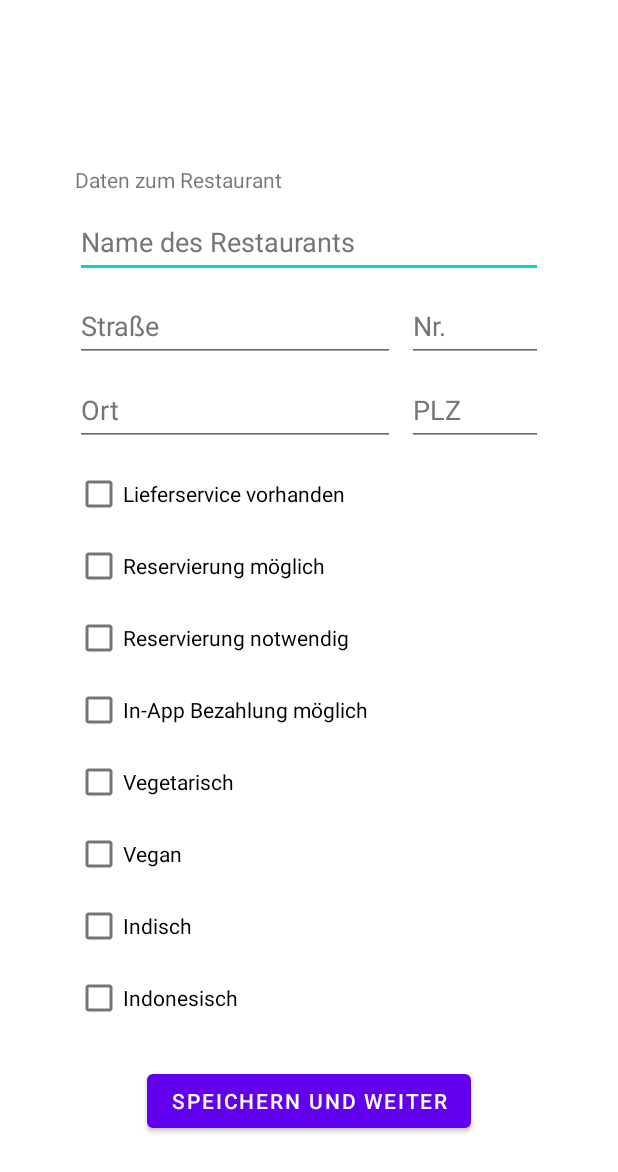
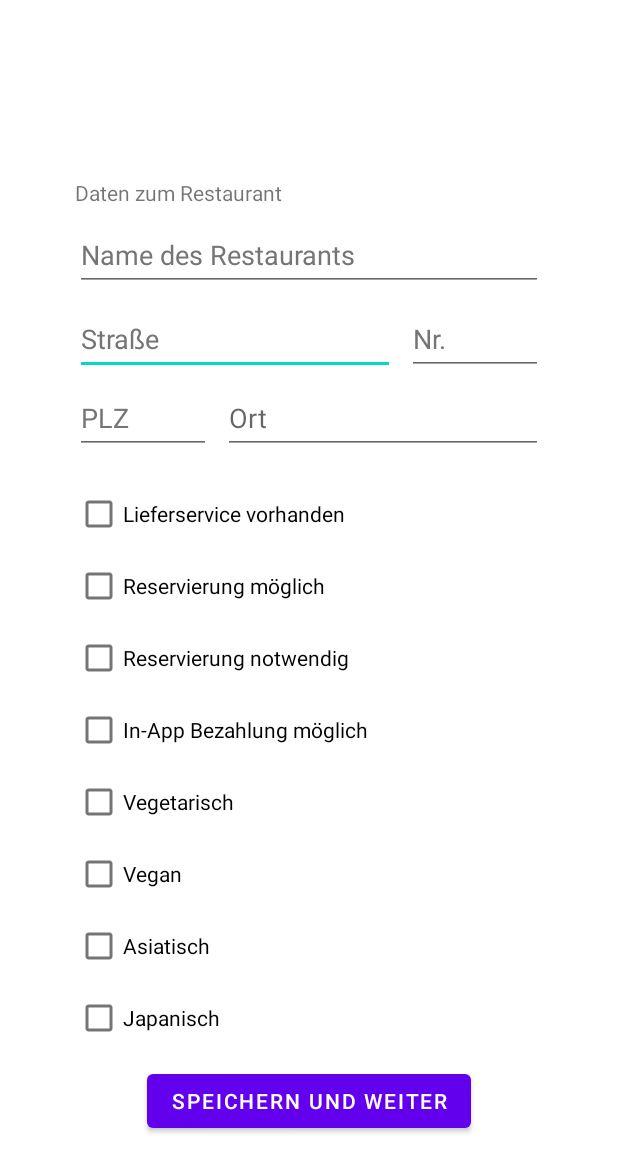
Before and after one commit to jessy2t/tasty, an Android app: the layout activity_restaurant_registration_1.xml on its own in the app's theme, with its tools: preview values and no code run, on a phone screen of 412 x 824 dp. Shown: the top 1172 px of the screen. Run offline under Robolectric (Android 15) with nearby library versions, the phone set to English and light mode, and no system bars.

Commit message:
variablen zu input RestaurantRegistration1Activity

```diff
--- a/app/src/main/res/layout/activity_restaurant_registration_1.xml
+++ b/app/src/main/res/layout/activity_restaurant_registration_1.xml
@@ -10,33 +10,8 @@
     android:paddingBottom="@dimen/activity_vertical_margin"
     tools:context=".RestaurantRegistration1Activity">
 
-    <TextView
-        android:id="@+id/datenRestaurant"
-        android:layout_width="wrap_content"
-        android:layout_height="wrap_content"
-        android:layout_marginTop="60dp"
-        android:text="@string/daten_zum_restaurant"
-        app:layout_constraintStart_toStartOf="@+id/nameRestaurant"
-        app:layout_constraintTop_toTopOf="parent" />
-
     <EditText
-        android:id="@+id/nameRestaurant"
-        android:layout_width="0dp"
-        android:layout_height="wrap_content"
-        android:layout_marginTop="8dp"
-        android:autofillHints=""
-        android:ems="10"
-        android:hint="@string/name_des_restaurants"
-        android:inputType="textPersonName"
-        android:minHeight="48dp"
-        android:textColorHint="#757575"
-        app:layout_constraintEnd_toEndOf="parent"
-        app:layout_constraintHorizontal_bias="1.0"
-        app:layout_constraintStart_toStartOf="parent"
-        app:layout_constraintTop_toBottomOf="@+id/datenRestaurant" />
-
-    <EditText
-        android:id="@+id/straßeRestaurant"
+        android:id="@+id/strasseRestaurant"
         android:layout_width="0dp"
         android:layout_height="wrap_content"
         android:layout_marginTop="8dp"
@@ -50,52 +25,32 @@
         app:layout_constraintTop_toBottomOf="@+id/nameRestaurant" />
 
     <EditText
-        android:id="@+id/hausnummerRestaurant"
+        android:id="@+id/nameRestaurant"
         android:layout_width="0dp"
         android:layout_height="wrap_content"
-        android:layout_marginStart="8dp"
-        android:layout_marginTop="8dp"
+        android:layout_marginTop="96dp"
         android:autofillHints=""
         android:ems="10"
-        android:hint="@string/hausnummer"
-        android:inputType="number"
+        android:hint="@string/name_des_restaurants"
+        android:inputType="textPersonName"
         android:minHeight="48dp"
         android:textColorHint="#757575"
         app:layout_constraintEnd_toEndOf="parent"
-        app:layout_constraintHorizontal_bias="0.0"
-        app:layout_constraintStart_toEndOf="@+id/straßeRestaurant"
-        app:layout_constraintTop_toBottomOf="@+id/nameRestaurant" />
+        app:layout_constraintHorizontal_bias="1.0"
+        app:layout_constraintStart_toStartOf="parent"
+        app:layout_constraintTop_toTopOf="parent" />
 
     <EditText
         android:id="@+id/ortRestaurant"
         android:layout_width="0dp"
         android:layout_height="wrap_content"
-        android:layout_marginTop="8dp"
         android:autofillHints=""
         android:ems="10"
         android:hint="@string/ort"
         android:inputType="textPersonName"
         android:minHeight="48dp"
-        android:textColorHint="#757575"
-        app:layout_constraintStart_toStartOf="parent"
-        app:layout_constraintTop_toBottomOf="@+id/straßeRestaurant" />
-
-    <EditText
-        android:id="@+id/plzRestaurant"
-        android:layout_width="0dp"
-        android:layout_height="wrap_content"
-        android:layout_marginStart="8dp"
-        android:layout_marginTop="8dp"
-        android:autofillHints=""
-        android:ems="10"
-        android:hint="@string/plz"
-        android:inputType="number"
-        android:minHeight="48dp"
-        android:textColorHint="#757575"
         app:layout_constraintEnd_toEndOf="parent"
-        app:layout_constraintHorizontal_bias="0.0"
-        app:layout_constraintStart_toEndOf="@+id/ortRestaurant"
-        app:layout_constraintTop_toBottomOf="@+id/hausnummerRestaurant" />
+        app:layout_constraintTop_toTopOf="@+id/plzRestaurant" />
 
     <androidx.core.widget.NestedScrollView
         android:id="@+id/ScrollView"
@@ -112,8 +67,8 @@
         <LinearLayout
             android:layout_width="match_parent"
             android:layout_height="wrap_content"
-            android:layout_marginTop="0dp"
-            android:layout_marginBottom="0dp"
+            android:layout_marginTop="8dp"
+            android:layout_marginBottom="8dp"
             android:orientation="vertical">
 
             <CheckBox
@@ -124,7 +79,7 @@
                 tools:text="Lieferservice vorhanden" />
 
             <CheckBox
-                android:id="@+id/checkBoxReservierungMöglich"
+                android:id="@+id/checkBoxReservierungMoeglich"
                 android:layout_width="match_parent"
                 android:layout_height="wrap_content"
                 android:text="@string/reservierung_m_glich"
@@ -159,18 +114,26 @@
                 tools:text="Vegan" />
 
             <CheckBox
-                android:id="@+id/checkBoxIndisch"
+                android:id="@+id/checkBoxAsiatisch"
                 android:layout_width="match_parent"
                 android:layout_height="wrap_content"
-                android:text="@string/Indisch"
-                tools:text="Indisch" />
+                android:minHeight="48dp"
+                android:text="@string/asiatisch"
+                tools:text="Asiatisch" />
 
             <CheckBox
-                android:id="@+id/checkBoxIndonesisch"
+                android:id="@+id/checkBoxJapanisch"
+                android:layout_width="match_parent"
+                android:layout_height="wrap_content"
+                android:text="@string/japanisch"
+                tools:text="Japanisch" />
+
+            <CheckBox
+                android:id="@+id/checkBoxEuropaeisch"
                 android:layout_width="match_parent"
                 android:layout_height="wrap_content"
                 android:text="@string/europ_isch"
-                tools:text="Indonesisch" />
+                tools:text="Europäisch" />
 
             <CheckBox
                 android:id="@+id/checkBoxItalienisch"
@@ -180,11 +143,11 @@
                 tools:text="Italienisch" />
 
             <CheckBox
-                android:id="@+id/checkBoxDeutsch"
+                android:id="@+id/checkBoxGriechisch"
                 android:layout_width="match_parent"
                 android:layout_height="wrap_content"
-                android:text="@string/Deutsch"
-                tools:text="Deutsch" />
+                android:text="@string/griechisch"
+                tools:text="Griechisch" />
 
             <CheckBox
                 android:id="@+id/checkBoxMexikanisch"
@@ -192,20 +155,6 @@
                 android:layout_height="wrap_content"
                 android:text="@string/mexikanisch"
                 tools:text="Mexikanisch" />
-
-            <CheckBox
-                android:id="@+id/checkBoxAmerikanisch"
-                android:layout_width="match_parent"
-                android:layout_height="wrap_content"
-                android:text="@string/praeferenzen_kategorie_amerikanisch"
-                tools:text="Amerikanisch" />
-
-            <CheckBox
-                android:id="@+id/checkBoxChinesisch"
-                android:layout_width="match_parent"
-                android:layout_height="wrap_content"
-                android:text="@string/praeferenzen_kategorie_chinesisch"
-                tools:text="Chinesisch" />
 
         </LinearLayout>
     </androidx.core.widget.NestedScrollView>
@@ -222,4 +171,48 @@
         android:onClick="navigateToRestaurantRegistration2"/>
 
 
+    <TextView
+        android:id="@+id/textView3"
+        android:layout_width="wrap_content"
+        android:layout_height="wrap_content"
+        android:layout_marginBottom="8dp"
+        android:text="@string/daten_zum_restaurant"
+        app:layout_constraintBottom_toTopOf="@+id/nameRestaurant"
+        app:layout_constraintStart_toStartOf="@+id/nameRestaurant" />
+
+    <EditText
+        android:id="@+id/plzRestaurant"
+        android:layout_width="0dp"
+        android:layout_height="wrap_content"
+        android:layout_marginTop="8dp"
+        android:layout_marginEnd="8dp"
+        android:layout_marginBottom="11dp"
+        android:autofillHints=""
+        android:ems="10"
+        android:hint="@string/plz"
+        android:inputType="number"
+        android:minHeight="48dp"
+        android:textColorHint="#757575"
+        app:layout_constraintBottom_toTopOf="@+id/ScrollView"
+        app:layout_constraintEnd_toStartOf="@+id/ortRestaurant"
+        app:layout_constraintStart_toStartOf="parent"
+        app:layout_constraintTop_toBottomOf="@+id/strasseRestaurant" />
+
+    <EditText
+        android:id="@+id/hausnummerRestaurant"
+        android:layout_width="0dp"
+        android:layout_height="wrap_content"
+        android:layout_marginStart="8dp"
+        android:layout_marginTop="8dp"
+        android:autofillHints=""
+        android:ems="10"
+        android:hint="@string/hausnummer"
+        android:inputType="number"
+        android:minHeight="48dp"
+        android:textColorHint="#757575"
+        app:layout_constraintEnd_toEndOf="parent"
+        app:layout_constraintHorizontal_bias="0.0"
+        app:layout_constraintStart_toEndOf="@+id/strasseRestaurant"
+        app:layout_constraintTop_toBottomOf="@+id/nameRestaurant" />
+
 </androidx.constraintlayout.widget.ConstraintLayout>
```
Also changed, not shown: app/src/main/java/com/acme/tasty/RestaurantRegistration1Activity.java (+22 -72 lines), app/src/main/java/com/acme/tasty/RestaurantRegistration2Acitivity.java (+0 -11 lines).
